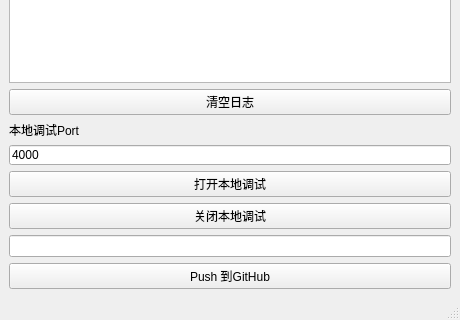
Above: QtUI/HexoTools.ui from AmbroseX/HexoTool.python before the change; both pictures show x 0 to 460 and y 348 to 668 of the 460 by 668 pixel window. Below: the same form after it.
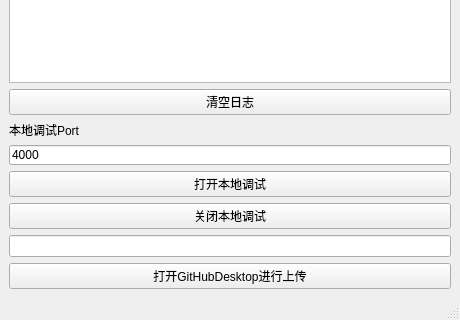
That is the form after the change.

Commit message: 删除自动上传，变为打开GitHubDesktop

What changed in the file:
```diff
--- a/QtUI/HexoTools.ui
+++ b/QtUI/HexoTools.ui
@@ -198,7 +198,7 @@
        </sizepolicy>
       </property>
       <property name="text">
-       <string>Push 到GitHub</string>
+       <string>打开GitHubDesktop进行上传</string>
       </property>
      </widget>
     </item>
```
The commit also changes 9 other files.
